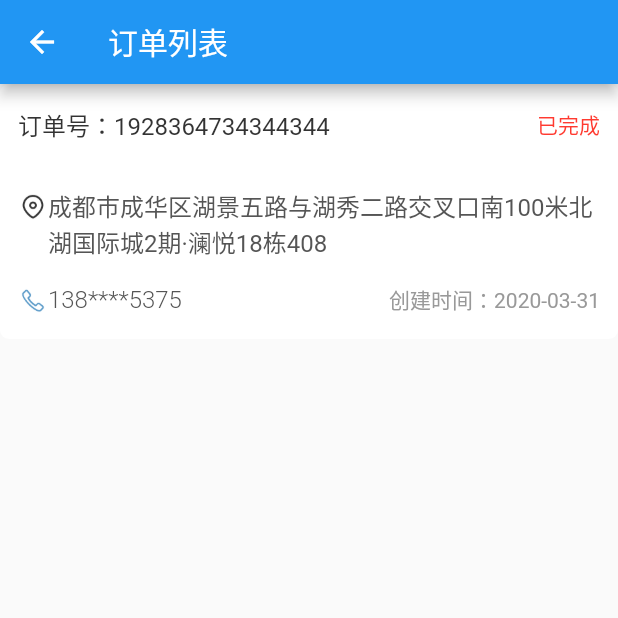
After one commit to lints1995/demo_flutter, a Flutter app: the PageOrderList screen opened by its route, on a phone screen of 412 x 824 dp, the top half of it. The commit adds this screen. Run offline on Flutter 3.47's test engine with Material 2 defaults, Android fonts, the phone set to English and light mode, and no system bars; Roboto replaces fonts that are missing (PingFang SC).

Commit message:
提交订单列表

```diff
--- /dev/null
+++ b/lib/component/orderItem.dart
@@ -0,0 +1,97 @@
+import 'package:flutter/material.dart';
+
+class OrderItem extends StatelessWidget {
+  OrderItem(
+      {this.orderNo = "-",
+      this.status = "-",
+      this.address = "-",
+      this.phone = "-",
+      this.time = "-"});
+
+  final String orderNo;
+  final Object status;
+  final String address;
+  final Object phone;
+  final Object time;
+
+  @override
+  Widget build(BuildContext context) {
+    return Container(
+        height: 170,
+        padding: EdgeInsets.fromLTRB(12, 15, 12, 15),
+        decoration: BoxDecoration(
+            borderRadius: BorderRadius.all(Radius.circular(6.0)),
+            color: Colors.white),
+        child: Column(children: [
+          Row(
+            mainAxisAlignment: MainAxisAlignment.spaceBetween,
+            children: [
+              Text('订单号：$orderNo',
+                  style: TextStyle(
+                    color: Color.fromARGB(255, 51, 51, 51),
+                    fontSize: 16,
+                    fontFamily: 'PingFang SC',
+                  )),
+              Text(
+                status,
+                style: TextStyle(
+                    color: Color.fromARGB(255, 255, 58, 48),
+                    fontFamily: 'PingFang SC',
+                    fontSize: 14,
+                    fontWeight: FontWeight.w200),
+              )
+            ],
+          ),
+          SizedBox(height: 30),
+          Row(
+            crossAxisAlignment: CrossAxisAlignment.start,
+            children: [
+              Padding(
+                padding: EdgeInsets.fromLTRB(0, 2, 0, 0),
+                child: Image.asset(
+                  'lib/images/member_site.png',
+                  width: 20,
+                ),
+              ),
+              Expanded(
+                  child: Text(
+                address,
+                style: TextStyle(
+                    fontSize: 16,
+                    fontFamily: 'PingFang SC',
+                    color: Color.fromARGB(255, 85, 85, 85)),
+              ))
+            ],
+          ),
+          SizedBox(height: 16),
+          Row(mainAxisAlignment: MainAxisAlignment.spaceBetween, children: [
+            Expanded(
+                flex: 1,
+                child: Row(children: [
+                  Image.asset(
+                    'lib/images/icon_phone.png',
+                    width: 20,
+                  ),
+                  Text(
+                    phone,
+                    style: TextStyle(
+                        fontFamily: 'PingFang SC',
+                        fontSize: 16,
+                        color: Color.fromARGB(255, 85, 85, 85),
+                        fontWeight: FontWeight.w300),
+                  ),
+                ])),
+            Expanded(
+                child: Text(
+              '创建时间：$time',
+              textDirection: TextDirection.rtl,
+              style: TextStyle(
+                color: Color.fromARGB(255, 153, 153, 153),
+                fontFamily: 'PingFang SC',
+                fontSize: 14,
+              ),
+            ))
+          ])
+        ]));
+  }
+}
--- a/lib/main.dart
+++ b/lib/main.dart
@@ -6,6 +6,7 @@ import 'views/routerQuery.dart';
 import 'views/image.dart';
 import 'views/member.dart';
 import 'views/noData.dart';
+import 'views/orderList.dart';
 
 void main() {
   runApp(MyApp());
@@ -36,6 +37,7 @@ class MyApp extends StatelessWidget {
         '/image': (context) => PageImage(),
         '/member': (context) => PageMember(),
         '/no_data': (context) => PageNoData(),
+        '/orderList': (context) => PageOrderList(),
       },
     );
   }
@@ -74,6 +76,7 @@ class _MyHomePageState extends State<MyHomePage> {
       {'text': '加载图片', 'path': '/image'},
       {'text': '会员列表', 'path': '/member'},
       {'text': '暂无数据', 'path': '/no_data'},
+      {'text': '订单列表', 'path': '/orderList'},
     ];
     List<Widget> buttonWidgetList = []; //先建一个数组用于存放循环生成的widget
     for (var item in buttonGroup) {
--- /dev/null
+++ b/lib/views/orderList.dart
@@ -0,0 +1,20 @@
+import 'package:flutter/material.dart';
+import 'package:demo_flutter/component/orderItem.dart';
+
+class PageOrderList extends StatelessWidget {
+  @override
+  Widget build(BuildContext context) {
+    return Scaffold(
+        appBar: AppBar(
+          title: Text('订单列表'),
+        ),
+        body: Container(
+          child: OrderItem(
+              orderNo: '1928364734344344',
+              status: '已完成',
+              address: '成都市成华区湖景五路与湖秀二路交叉口南100米北湖国际城2期·澜悦18栋408',
+              phone: '138****5375',
+              time: '2020-03-31'),
+        ));
+  }
+}
```
